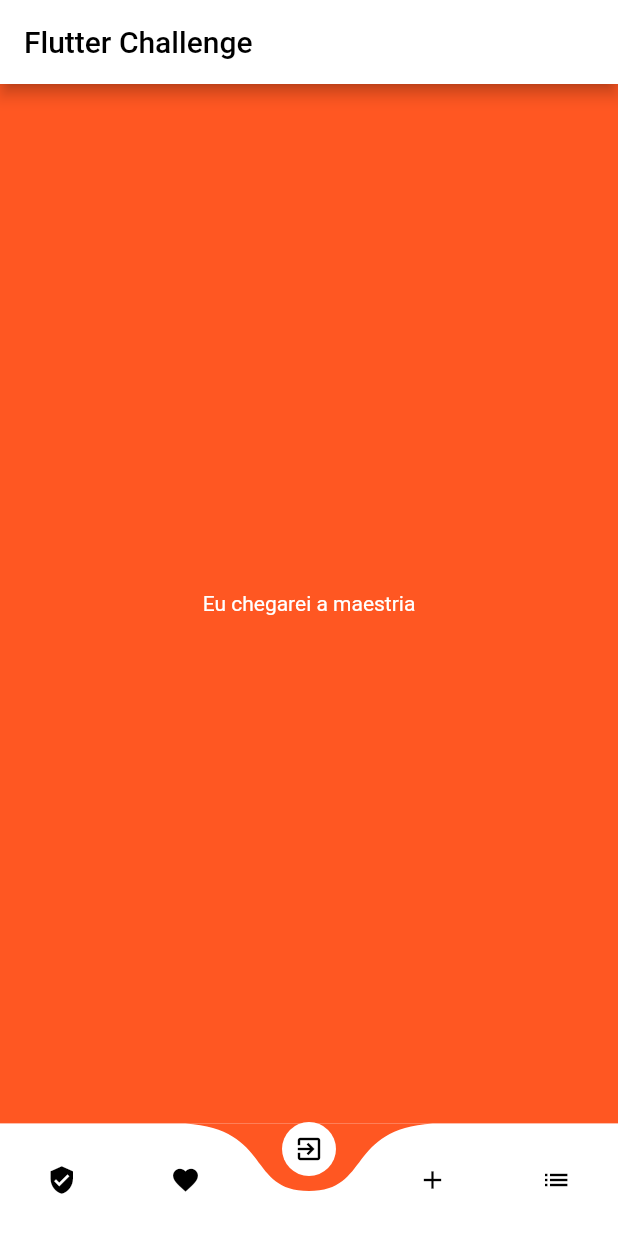
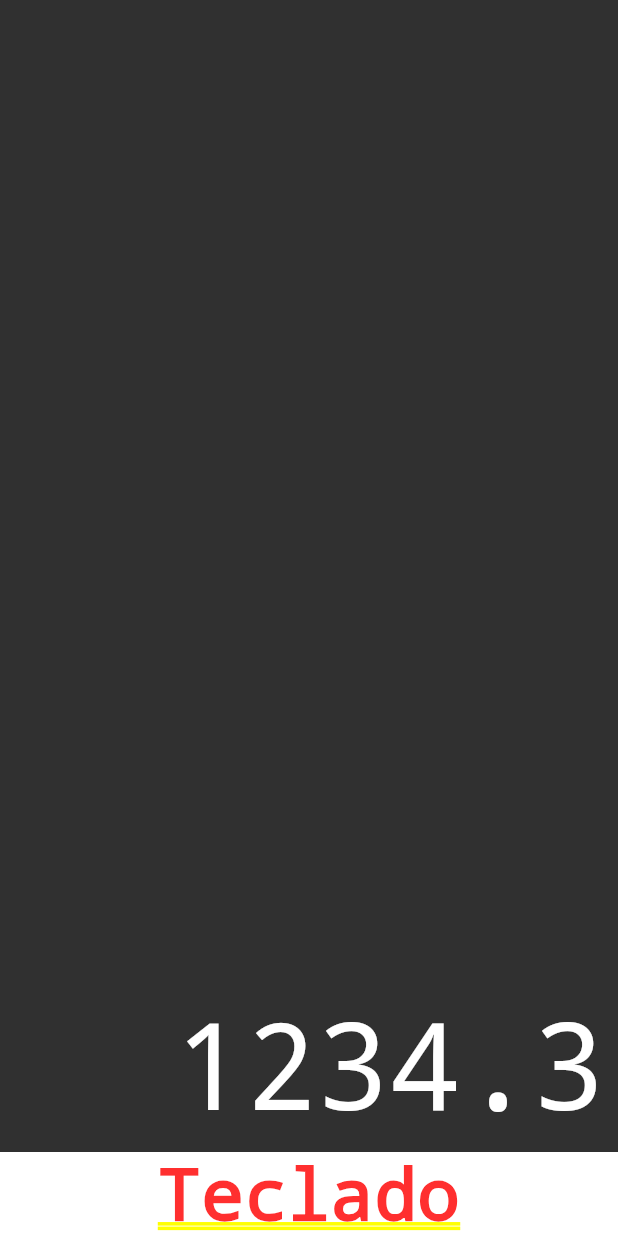
Before and after one commit to adolfoquende/loginFlutter, a Flutter app: the screen it shows after launch, on a phone screen of 412 x 824 dp. Run offline on Flutter 3.47's test engine with Material 2 defaults, Android fonts, the phone set to English and light mode, and no system bars; drawn by our look-alikes of auto_size_text, curved_navigation_bar.

Commit message:
Carculadora base

```diff
--- /dev/null
+++ b/lib/Calculadora/componentes/display.dart
@@ -0,0 +1,38 @@
+import 'package:auto_size_text/auto_size_text.dart';
+import 'package:flutter/material.dart';
+
+class Display extends StatelessWidget {
+  final String text;
+  Display(this.text);
+
+  @override
+  Widget build(BuildContext context) {
+    return Expanded(
+        //Para pegar toda tela
+        flex: 1,
+        child: Container(
+            color: Color.fromRGBO(48, 48, 48, 1),
+            child: Column(
+              crossAxisAlignment:
+                  CrossAxisAlignment.stretch, // Para ocupar a coluna inteira
+              mainAxisAlignment:
+                  MainAxisAlignment.end, // Para por o texto no final
+              children: <Widget>[
+                Padding(
+                    padding: const EdgeInsets.all(8.0),
+                    child: AutoSizeText(
+                      text,
+                      minFontSize: 20,
+                      maxFontSize: 80,
+                      maxLines: 1,
+                      textAlign: TextAlign.end,
+                      style: TextStyle(
+                          fontWeight: FontWeight.w100,
+                          decoration: TextDecoration.none,
+                          fontSize: 80,
+                          color: Colors.white),
+                    ))
+              ],
+            )));
+  }
+}
--- /dev/null
+++ b/lib/Calculadora/screens/calculator.dart
@@ -0,0 +1,13 @@
+import 'package:FlutterChallenge/Calculadora/componentes/display.dart';
+import 'package:flutter/material.dart';
+
+
+class Calculator extends StatelessWidget {
+  @override
+  Widget build(BuildContext context) {
+    return MaterialApp(
+        home: Column(
+      children: <Widget>[Display('1234.3'), Text("Teclado")],
+    ));
+  }
+}
--- a/lib/main.dart
+++ b/lib/main.dart
@@ -1,8 +1,9 @@
 import 'package:flutter/material.dart';
+import 'Calculadora/screens/calculator.dart';
 import 'Challenges/CurvedNavigation.dart';
 
 void main() {
-  runApp(MyApp());
+  runApp(Calculator());
 }
 
 class MyApp extends StatelessWidget {
--- a/pubspec.yaml
+++ b/pubspec.yaml
@@ -1,4 +1,4 @@
-name: loginFlutter
+name: FlutterChallenge
 description: I'm creating a login flutter
 
 # The following line prevents the package from being accidentally published to
@@ -21,7 +21,8 @@ environment:
   sdk: ">=2.7.0 <3.0.0"
 
 dependencies:
-  curved_navigation_bar:
+  auto_size_text: ^2.1.0 #Dependencia que serve para redimensionar textos automaticamente
+  curved_navigation_bar: #Dependencia para criar menus curvos animados
   flutter:
     sdk: flutter
 
```
Also changed, not shown: pubspec.lock.
